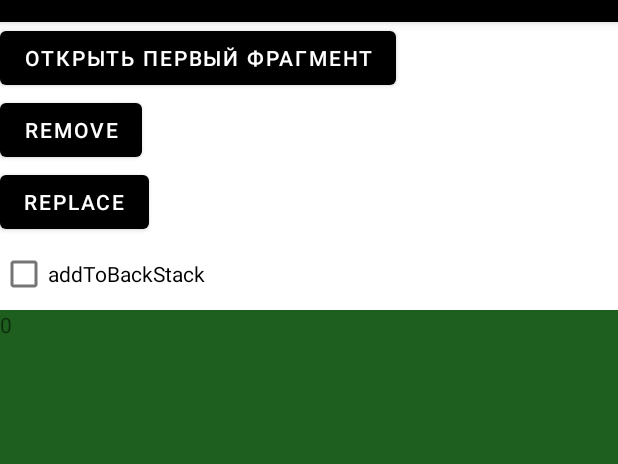
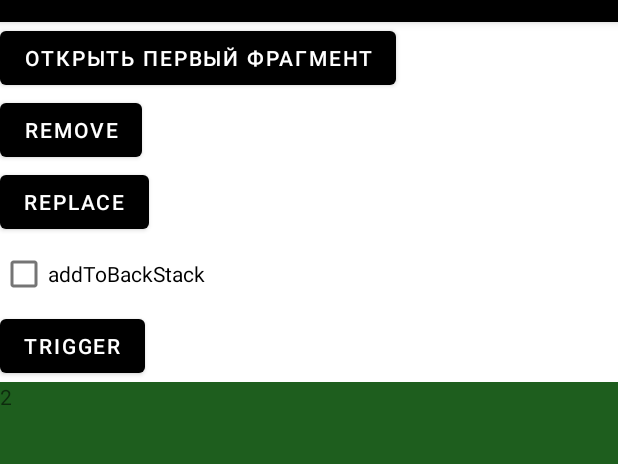
Before and after one commit to singularity-camp/Android-Activity, an Android app: the screen it shows after launch (FragmentExampleActivity), after a tap on "ОТКРЫТЬ ПЕРВЫЙ ФРАГМЕНТ", on a phone screen of 412 x 824 dp, the part 62-526 px from its top. Run offline under Robolectric (Android 15) with nearby library versions, the phone set to English and light mode, and no system bars.

Commit message:
Added activity_to_fragment interaction

```diff
--- a/app/src/main/java/kz/singularity/activity1/activity/FragmentExampleActivity.kt
+++ b/app/src/main/java/kz/singularity/activity1/activity/FragmentExampleActivity.kt
@@ -18,10 +18,11 @@ class FragmentExampleActivity : AppCompatActivity() {
     lateinit var btnAdd: Button
     lateinit var btnRemove: Button
     lateinit var btnReplace: Button
+    lateinit var btnTrigger: Button
 
     lateinit var cbBackStack: CheckBox
 
-    private var currentFragment: Fragment? = null
+    private var currentMainFragment: MainFragment? = null
 
     override fun onCreate(savedInstanceState: Bundle?) {
         super.onCreate(savedInstanceState)
@@ -35,6 +36,7 @@ class FragmentExampleActivity : AppCompatActivity() {
         btnRemove = findViewById(R.id.btn_remove)
         btnReplace = findViewById(R.id.btn_replace)
         cbBackStack = findViewById(R.id.cb_backStack)
+        btnTrigger = findViewById(R.id.btn_trigger)
     }
 
     private fun setupClickListeners() {
@@ -43,6 +45,7 @@ class FragmentExampleActivity : AppCompatActivity() {
             Log.d(TAG, "Fragments count = ${supportFragmentManager.fragments.size}")
 
             val fragmentToPut = MainFragment.newInstance(2)
+            currentMainFragment = fragmentToPut
             val transaction = supportFragmentManager.beginTransaction()
                 .add(R.id.fragmentContainer, fragmentToPut, null)
 
@@ -73,5 +76,16 @@ class FragmentExampleActivity : AppCompatActivity() {
 
             transaction.commit()
         }
+
+        btnTrigger.setOnClickListener {
+            supportFragmentManager.fragments.forEach {
+                if (it is MainFragment) {
+                    it.tvName.text = "I command you"
+                }
+            }
+//            currentMainFragment?.let {
+//                it.tvName.text = "I command you"
+//            }
+        }
     }
 }
--- a/app/src/main/java/kz/singularity/activity1/fragments/MainFragment.kt
+++ b/app/src/main/java/kz/singularity/activity1/fragments/MainFragment.kt
@@ -53,13 +53,14 @@ class MainFragment : Fragment() {
     ): View? {
         val contentView = inflater.inflate(R.layout.fragment_main, container, false)
 
-        initViews(contentView)
         return contentView
     }
 
     override fun onViewCreated(view: View, savedInstanceState: Bundle?) {
         super.onViewCreated(view, savedInstanceState)
         initValuesFromArg()
+
+        initViews(view)
     }
 
     private fun initViews(contentView: View) {
--- a/app/src/main/res/layout/activity_fragment_example.xml
+++ b/app/src/main/res/layout/activity_fragment_example.xml
@@ -2,8 +2,8 @@
 <androidx.appcompat.widget.LinearLayoutCompat xmlns:android="http://schemas.android.com/apk/res/android"
     xmlns:tools="http://schemas.android.com/tools"
     android:layout_width="match_parent"
+    android:layout_height="match_parent"
     android:orientation="vertical"
-    android:layout_height="match_parent"
     tools:context=".MainActivity">
 
     <Button
@@ -16,7 +16,8 @@
         android:id="@+id/btn_remove"
         android:layout_width="wrap_content"
         android:layout_height="wrap_content"
-        android:text="remove"/>
+        android:text="remove" />
+
     <Button
         android:id="@+id/btn_replace"
         android:layout_width="wrap_content"
@@ -29,6 +30,12 @@
         android:layout_height="wrap_content"
         android:text="addToBackStack" />
 
+    <Button
+        android:id="@+id/btn_trigger"
+        android:layout_width="wrap_content"
+        android:layout_height="wrap_content"
+        android:text="@string/trigger" />
+
     <FrameLayout
         android:id="@+id/fragmentContainer"
         android:layout_width="match_parent"
--- a/app/src/main/res/values/strings.xml
+++ b/app/src/main/res/values/strings.xml
@@ -5,4 +5,5 @@
     <string name="result_is">Ваш результат: %1$d</string>
     <string name="reset">Reset</string>
     <string name="open_google">Open Google</string>
+    <string name="trigger">Trigger</string>
 </resources>
```
